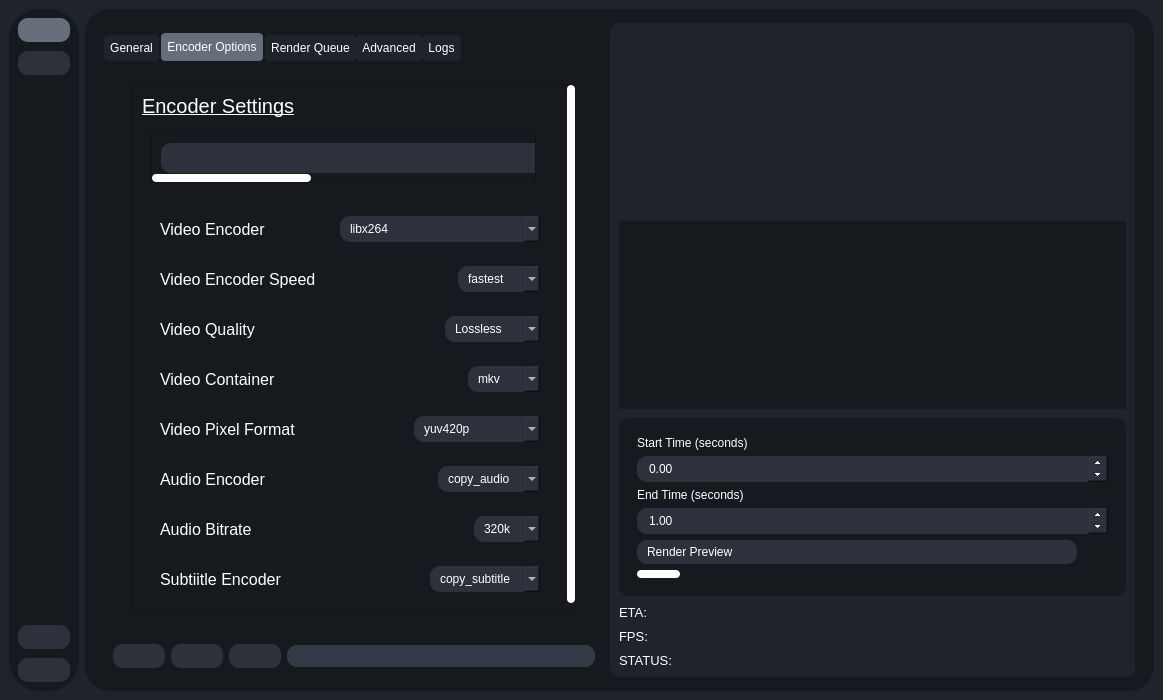
The window that testRVEInterface.ui (TNTwise/REAL-Video-Enhancer) describes before a commit, drawn with Qt 5.
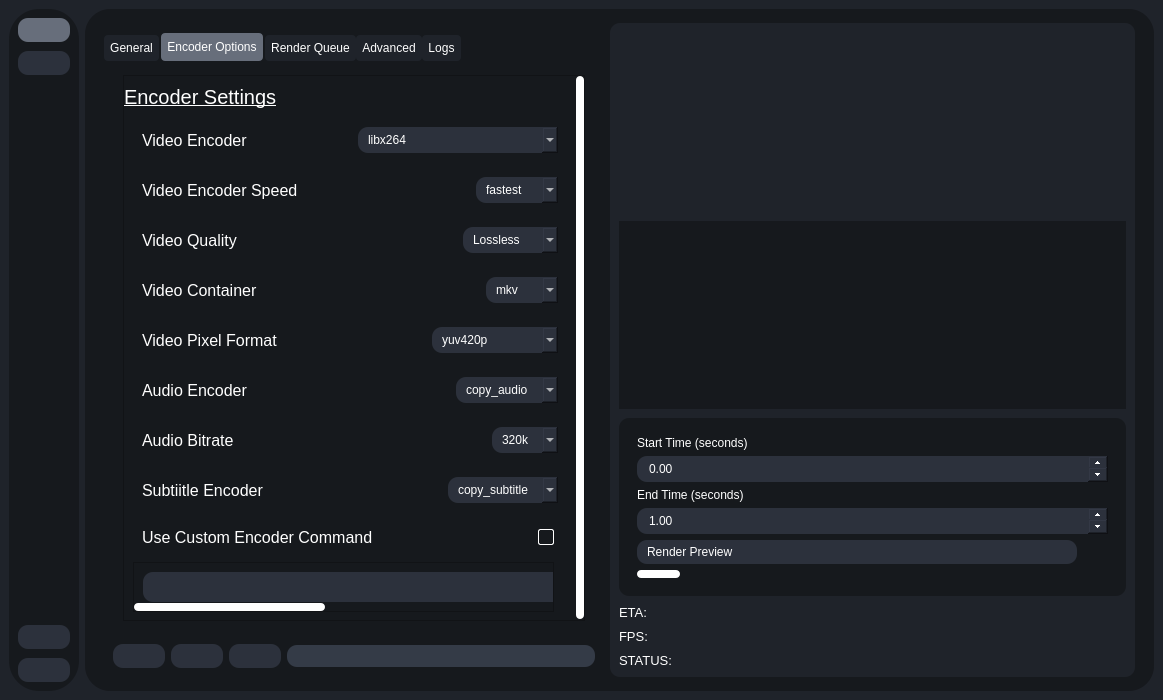
The same window after the commit. The open tabs and pages were chosen to show the change. Icons and pictures are not drawn.

Commit message: toggle for custom encoder command

What changed in the file:
```diff
--- a/testRVEInterface.ui
+++ b/testRVEInterface.ui
@@ -2350,6 +2350,21 @@
                            <item>
                             <widget class="QWidget" name="widget_6" native="true">
                              <layout class="QVBoxLayout" name="verticalLayout_15">
+                              <property name="spacing">
+                               <number>0</number>
+                              </property>
+                              <property name="leftMargin">
+                               <number>0</number>
+                              </property>
+                              <property name="topMargin">
+                               <number>0</number>
+                              </property>
+                              <property name="rightMargin">
+                               <number>0</number>
+                              </property>
+                              <property name="bottomMargin">
+                               <number>0</number>
+                              </property>
                               <item>
                                <widget class="QScrollArea" name="scrollArea_7">
                                 <property name="widgetResizable">
@@ -2359,12 +2374,27 @@
                                  <property name="geometry">
                                   <rect>
                                    <x>0</x>
-                                   <y>0</y>
-                                   <width>453</width>
-                                   <height>581</height>
+                                   <y>-32</y>
+                                   <width>452</width>
+                                   <height>550</height>
                                   </rect>
                                  </property>
                                  <layout class="QVBoxLayout" name="verticalLayout_40">
+                                  <property name="spacing">
+                                   <number>0</number>
+                                  </property>
+                                  <property name="leftMargin">
+                                   <number>0</number>
+                                  </property>
+                                  <property name="topMargin">
+                                   <number>9</number>
+                                  </property>
+                                  <property name="rightMargin">
+                                   <number>0</number>
+                                  </property>
+                                  <property name="bottomMargin">
+                                   <number>0</number>
+                                  </property>
                                   <item>
                                    <widget class="QWidget" name="widget_34" native="true">
                                     <property name="sizePolicy">
@@ -2429,87 +2459,6 @@
                                           </property>
                                          </widget>
                                         </item>
-                                        <item>
-                                         <widget class="QWidget" name="widget_32" native="true">
-                                          <layout class="QHBoxLayout" name="horizontalLayout_51">
-                                           <item>
-                                            <widget class="QScrollArea" name="scrollArea_6">
-                                             <property name="sizePolicy">
-                                              <sizepolicy hsizetype="Expanding" vsizetype="Fixed">
-                                               <horstretch>0</horstretch>
-                                               <verstretch>0</verstretch>
-                                              </sizepolicy>
-                                             </property>
-                                             <property name="minimumSize">
-                                              <size>
-                                               <width>0</width>
-                                               <height>50</height>
-                                              </size>
-                                             </property>
-                                             <property name="maximumSize">
-                                              <size>
-                                               <width>16777215</width>
-                                               <height>50</height>
-                                              </size>
-                                             </property>
-                                             <property name="verticalScrollBarPolicy">
-                                              <enum>Qt::ScrollBarPolicy::ScrollBarAlwaysOff</enum>
-                                             </property>
-                                             <property name="horizontalScrollBarPolicy">
-                                              <enum>Qt::ScrollBarPolicy::ScrollBarAsNeeded</enum>
-                                             </property>
-                                             <property name="widgetResizable">
-                                              <bool>true</bool>
-                                             </property>
-                                             <widget class="QWidget" name="scrollAreaWidgetContents_6">
-                                              <property name="geometry">
-                                               <rect>
-                                                <x>0</x>
-                                                <y>0</y>
-                                                <width>918</width>
-                                                <height>48</height>
-                                               </rect>
-                                              </property>
-                                              <layout class="QHBoxLayout" name="horizontalLayout_54">
-                                               <item>
-                                                <widget class="QLineEdit" name="EncoderCommand">
-                                                 <property name="minimumSize">
-                                                  <size>
-                                                   <width>900</width>
-                                                   <height>30</height>
-                                                  </size>
-                                                 </property>
-                                                </widget>
-                                               </item>
-                                              </layout>
-                                             </widget>
-                                            </widget>
-                                           </item>
-                                           <item>
-                                            <widget class="QLabel" name="label_75">
-                                             <property name="maximumSize">
-                                              <size>
-                                               <width>25</width>
-                                               <height>25</height>
-                                              </size>
-                                             </property>
-                                             <property name="toolTip">
-                                              <string>&lt;html&gt;&lt;head/&gt;&lt;body&gt;&lt;p&gt;&lt;span style=&quot; font-weight:700;&quot;&gt;Encoder command:&lt;/span&gt;&lt;/p&gt;&lt;p&gt;&lt;span style=&quot; font-weight:700;&quot;&gt;     -&lt;/span&gt; Encoder settings passed to FFMpeg, can be manually tweaked.&lt;/p&gt;&lt;/body&gt;&lt;/html&gt;</string>
-                                             </property>
-                                             <property name="text">
-                                              <string/>
-                                             </property>
-                                             <property name="pixmap">
-                                              <pixmap resource="resources.qrc">:/icons/icons/info.svg</pixmap>
-                                             </property>
-                                             <property name="scaledContents">
-                                              <bool>true</bool>
-                                             </property>
-                                            </widget>
-                                           </item>
-                                          </layout>
-                                         </widget>
-                                        </item>
                                        </layout>
                                       </widget>
                                      </item>
@@ -3215,6 +3164,162 @@
                                        </layout>
                                       </widget>
                                      </item>
+                                     <item>
+                                      <widget class="QWidget" name="widget_45" native="true">
+                                       <layout class="QHBoxLayout" name="horizontalLayout_61">
+                                        <item>
+                                         <widget class="QLabel" name="encoderLabel_12">
+                                          <property name="font">
+                                           <font>
+                                            <pointsize>12</pointsize>
+                                           </font>
+                                          </property>
+                                          <property name="text">
+                                           <string>Use Custom Encoder Command</string>
+                                          </property>
+                                         </widget>
+                                        </item>
+                                        <item>
+                                         <spacer name="horizontalSpacer_36">
+                                          <property name="orientation">
+                                           <enum>Qt::Orientation::Horizontal</enum>
+                                          </property>
+                                          <property name="sizeHint" stdset="0">
+                                           <size>
+                                            <width>382</width>
+                                            <height>20</height>
+                                           </size>
+                                          </property>
+                                         </spacer>
+                                        </item>
+                                        <item>
+                                         <widget class="QLabel" name="label_60">
+                                          <property name="maximumSize">
+                                           <size>
+                                            <width>25</width>
+                                            <height>25</height>
+                                           </size>
+                                          </property>
+                                          <property name="toolTip">
+                                           <string>&lt;html&gt;&lt;head/&gt;&lt;body&gt;&lt;p&gt;&lt;span style=&quot; font-weight:700;&quot;&gt;Custom Encoder Command&lt;/span&gt;&lt;/p&gt;&lt;p&gt;- Modify the command that gets passed to ffmpeg for encoding&lt;/p&gt;&lt;/body&gt;&lt;/html&gt;</string>
+                                          </property>
+                                          <property name="text">
+                                           <string/>
+                                          </property>
+                                          <property name="pixmap">
+                                           <pixmap resource="resources.qrc">:/icons/icons/info.svg</pixmap>
+                                          </property>
+                                          <property name="scaledContents">
+                                           <bool>true</bool>
+                                          </property>
+                                         </widget>
+                                        </item>
+                                        <item>
+                                         <widget class="QCheckBox" name="use_custom_encoder_command">
+                                          <property name="text">
+                                           <string/>
+                                          </property>
+                                         </widget>
+                                        </item>
+                                       </layout>
+                                      </widget>
+                                     </item>
+                                     <item>
+                                      <widget class="QWidget" name="EncoderCommandContainer" native="true">
+                                       <layout class="QHBoxLayout" name="horizontalLayout_51">
+                                        <property name="spacing">
+                                         <number>6</number>
+                                        </property>
+                                        <property name="leftMargin">
+                                         <number>0</number>
+                                        </property>
+                                        <property name="topMargin">
+                                         <number>0</number>
+                                        </property>
+                                        <property name="rightMargin">
+                                         <number>0</number>
+                                        </property>
+                                        <property name="bottomMargin">
+                                         <number>0</number>
+                                        </property>
+                                        <item>
+                                         <widget class="QScrollArea" name="scrollArea_6">
+                                          <property name="sizePolicy">
+                                           <sizepolicy hsizetype="Expanding" vsizetype="Fixed">
+                                            <horstretch>0</horstretch>
+                                            <verstretch>0</verstretch>
+                                           </sizepolicy>
+                                          </property>
+                                          <property name="minimumSize">
+                                           <size>
+                                            <width>0</width>
+                                            <height>50</height>
+                                           </size>
+                                          </property>
+                                          <property name="maximumSize">
+                                           <size>
+                                            <width>16777215</width>
+                                            <height>50</height>
+                                           </size>
+                                          </property>
+                                          <property name="verticalScrollBarPolicy">
+                                           <enum>Qt::ScrollBarPolicy::ScrollBarAlwaysOff</enum>
+                                          </property>
+                                          <property name="horizontalScrollBarPolicy">
+                                           <enum>Qt::ScrollBarPolicy::ScrollBarAsNeeded</enum>
+                                          </property>
+                                          <property name="widgetResizable">
+                                           <bool>true</bool>
+                                          </property>
+                                          <widget class="QWidget" name="scrollAreaWidgetContents_6">
+                                           <property name="geometry">
+                                            <rect>
+                                             <x>0</x>
+                                             <y>0</y>
+                                             <width>918</width>
+                                             <height>48</height>
+                                            </rect>
+                                           </property>
+                                           <layout class="QHBoxLayout" name="horizontalLayout_54">
+                                            <item>
+                                             <widget class="QLineEdit" name="EncoderCommand">
+                                              <property name="minimumSize">
+                                               <size>
+                                                <width>900</width>
+                                                <height>30</height>
+                                               </size>
+                                              </property>
+                                             </widget>
+                                            </item>
+                                           </layout>
+                                          </widget>
+                                         </widget>
+                                        </item>
+                                        <item>
+                                         <widget class="QLabel" name="label_75">
+                                          <property name="maximumSize">
+                                           <size>
+                                            <width>25</width>
+                                            <height>25</height>
+                                           </size>
+                                          </property>
+                                          <property name="toolTip">
+                                           <string>&lt;html&gt;&lt;head/&gt;&lt;body&gt;&lt;p&gt;&lt;span style=&quot; font-weight:700;&quot;&gt;Encoder command:&lt;/span&gt;&lt;/p&gt;&lt;p&gt;&lt;span style=&quot; font-weight:700;&quot;&gt;     -&lt;/span&gt; Encoder settings passed to FFMpeg, can be manually tweaked.&lt;/p&gt;&lt;/body&gt;&lt;/html&gt;</string>
+                                          </property>
+                                          <property name="text">
+                                           <string/>
+                                          </property>
+                                          <property name="pixmap">
+                                           <pixmap resource="resources.qrc">:/icons/icons/info.svg</pixmap>
+                                          </property>
+                                          <property name="scaledContents">
+                                           <bool>true</bool>
+                                          </property>
+                                         </widget>
+                                        </item>
+                                       </layout>
+                                      </widget>
+                                     </item>
                                     </layout>
                                    </widget>
                                   </item>
```
Left out of the diff: 44 changed lines with no effect on the pictures. The commit also changes 1 other file.
